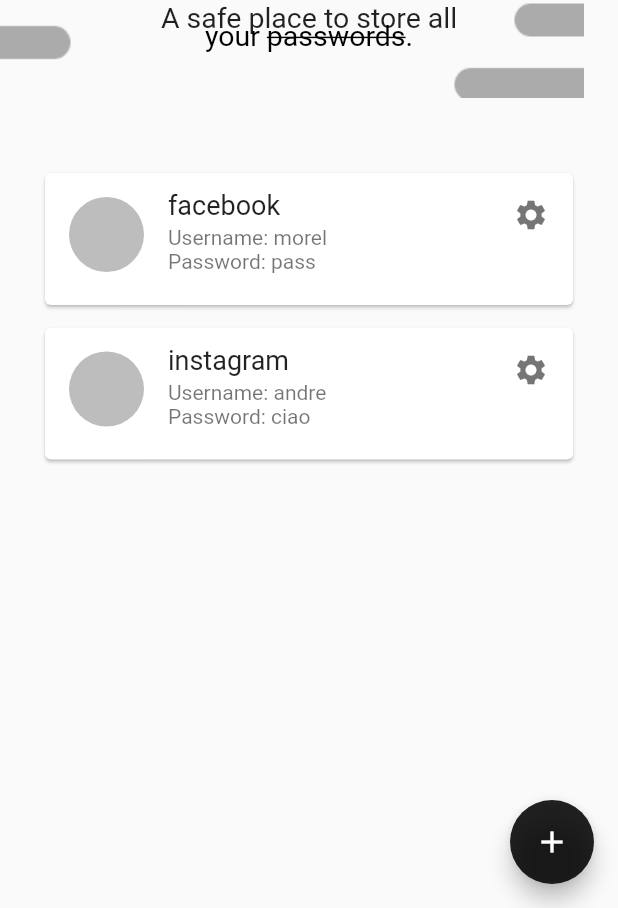
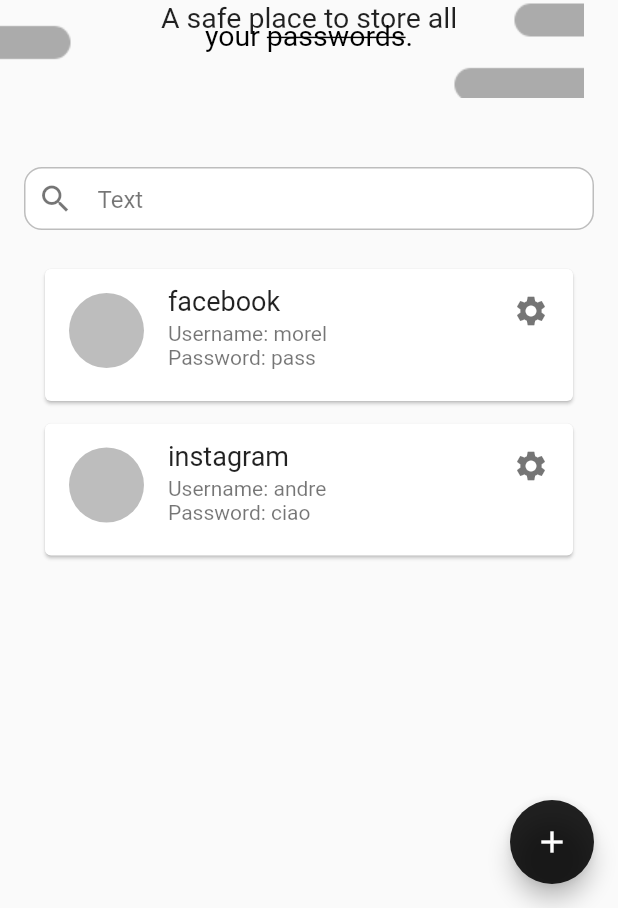
Before and after one commit to lorenzo-morelli/PassKeeper, a Flutter app: the Home screen opened directly, on a phone screen of 412 x 824 dp, the part 328-1236 px from its top. Run offline on Flutter 3.47's test engine with Material 2 defaults, Android fonts, the phone set to English and light mode, and no system bars; Roboto replaces fonts that are missing (ZenAntique).

```diff
--- a/lib/main.dart
+++ b/lib/main.dart
@@ -1,4 +1,5 @@
 import 'package:flutter/material.dart';
+import 'package:passkeeper/views/authentication/login.dart';
 import 'package:passkeeper/views/wrapper.dart';
 
 void main() => runApp(MyApp());
@@ -16,7 +17,7 @@ class MyApp extends StatelessWidget {
           backgroundColor: Colors.black87,
         ),
       ),
-      home: Wrapper(),
+      home: Login(), // should be Wrapper()
     );
   }
 }
--- /dev/null
+++ b/lib/views/authentication/login.dart
@@ -0,0 +1,10 @@
+import 'package:flutter/material.dart';
+
+class Login extends StatelessWidget {
+  const Login({Key? key}) : super(key: key);
+
+  @override
+  Widget build(BuildContext context) {
+    return Container();
+  }
+}
--- a/lib/views/home/account_list.dart
+++ b/lib/views/home/account_list.dart
@@ -10,12 +10,13 @@ class AccountList extends StatefulWidget {
 }
 
 class _AccountListState extends State<AccountList> {
+  final accounts = <Account>[
+    Account('facebook', 'morel', 'pass'),
+    Account('instagram', 'andre', 'ciao'),
+  ];
+
   @override
   Widget build(BuildContext context) {
-    final accounts = <Account>[
-      Account('facebook', 'morel', 'pass'),
-      Account('instagram', 'andre', 'ciao'),
-    ]; // TODO
 
     return ListView.builder(
       itemCount: accounts.length,
--- a/lib/views/home/home.dart
+++ b/lib/views/home/home.dart
@@ -1,8 +1,30 @@
 import 'package:flutter/material.dart';
-import 'account_list.dart';
+import 'package:passkeeper/models/account.dart';
+import 'package:passkeeper/widgets/search_widget.dart';
 
-class Home extends StatelessWidget {
+import 'account_tile.dart';
+
+class Home extends StatefulWidget {
   const Home({Key? key}) : super(key: key);
+
+  @override
+  _HomeState createState() => _HomeState();
+}
+
+class _HomeState extends State<Home> {
+  late List<Account> accounts;
+  String query = '';
+
+  final allAccounts = <Account>[
+    Account('facebook', 'morel', 'pass'),
+    Account('instagram', 'andre', 'ciao'),
+  ]; // TODO
+
+  @override
+  void initState() {
+    super.initState();
+    accounts = allAccounts;
+  }
 
   @override
   Widget build(BuildContext context) {
@@ -68,19 +90,42 @@ class Home extends StatelessWidget {
               ),
             ],
           ),
-          SizedBox(height: 50),
+          SizedBox(height: 30),
+          SearchWidget(
+            text: query,
+            onChanged: searchAccount,
+            hintText: 'Text',
+          ),
           Expanded(
-            child: AccountList(),
+            child: accounts.isNotEmpty ? ListView.builder(
+              padding: EdgeInsets.only(top: 10),
+              itemCount: accounts.length,
+              itemBuilder: (context, index) {
+                return AccountTile(account: accounts[index]);
+              },
+            ) : Text('Nessun risultato trovato'),
           ),
         ],
       ),
       floatingActionButton: FloatingActionButton(
         onPressed: () {},
         tooltip: 'Add new account',
-        child: const Icon(
-          Icons.add,
-        ),
+        child: const Icon(Icons.add),
       ),
     );
   }
+
+  void searchAccount(String query) {
+    final accounts = allAccounts.where((account) {
+      final siteLower = account.site.toLowerCase();
+      final searchLower = query.toLowerCase();
+
+      return siteLower.contains(searchLower);
+    }).toList();
+
+    setState(() {
+      this.query = query;
+      this.accounts = accounts;
+    });
+  }
 }
--- a/lib/views/wrapper.dart
+++ b/lib/views/wrapper.dart
@@ -1,5 +1,5 @@
 import 'package:flutter/material.dart';
-
+import 'package:passkeeper/views/authentication/login.dart';
 import 'home/home.dart';
 
 class Wrapper extends StatelessWidget {
@@ -7,6 +7,6 @@ class Wrapper extends StatelessWidget {
 
   @override
   Widget build(BuildContext context) {
-    return Home();
+    return true ? Home() : Login(); // decides to go to Home() or Login()
   }
 }
--- /dev/null
+++ b/lib/widgets/search_widget.dart
@@ -0,0 +1,60 @@
+import 'package:flutter/material.dart';
+
+class SearchWidget extends StatefulWidget {
+  final String text;
+  final ValueChanged<String> onChanged;
+  final String hintText;
+
+  const SearchWidget({
+    Key? key,
+    required this.text,
+    required this.onChanged,
+    required this.hintText,
+  }) : super(key: key);
+
+  @override
+  _SearchWidgetState createState() => _SearchWidgetState();
+}
+
+class _SearchWidgetState extends State<SearchWidget> {
+  final controller = TextEditingController();
+
+  @override
+  Widget build(BuildContext context) {
+    final styleActive = TextStyle(color: Colors.black);
+    final styleHint = TextStyle(color: Colors.black54);
+    final style = widget.text.isEmpty ? styleHint : styleActive;
+
+    return Container(
+      height: 42,
+      margin: const EdgeInsets.all(16),
+      decoration: BoxDecoration(
+        borderRadius: BorderRadius.circular(12),
+        color: Colors.white,
+        border: Border.all(color: Colors.black26),
+      ),
+      padding: const EdgeInsets.symmetric(horizontal: 8),
+      child: TextField(
+        controller: controller,
+        decoration: InputDecoration(
+          icon: Icon(Icons.search, color: style.color),
+          suffixIcon: widget.text.isNotEmpty
+              ? GestureDetector(
+            child: Icon(Icons.close, color: style.color),
+            onTap: () {
+              controller.clear();
+              widget.onChanged('');
+              FocusScope.of(context).requestFocus(FocusNode());
+            },
+          )
+              : null,
+          hintText: widget.hintText,
+          hintStyle: style,
+          border: InputBorder.none,
+        ),
+        style: style,
+        onChanged: widget.onChanged,
+      ),
+    );
+  }
+}
```
Also changed, not shown: lib/services/auth.dart (added), lib/services/database.dart (added), lib/views/authentication/register.dart (added).
